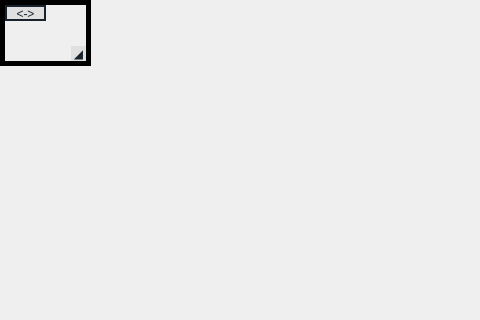
The window that flake_searcher/ui/main_window.ui (Mohamed-ShehabEldin/flake-sreacher-overlay) describes before a commit, drawn with Qt 5; both pictures show x 0 to 480 and y 0 to 320 of the 941 by 611 pixel window.
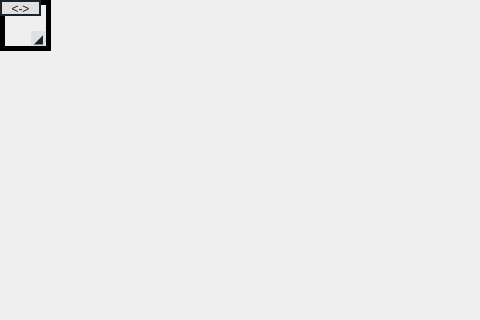
The same window after the commit.

Diff of the .ui file:
```diff
--- a/flake_searcher/ui/main_window.ui
+++ b/flake_searcher/ui/main_window.ui
@@ -30,21 +30,6 @@
        <property name="topMargin"><number>0</number></property>
        <property name="rightMargin"><number>0</number></property>
        <property name="bottomMargin"><number>0</number></property>
-       <item row="0" column="0" alignment="Qt::AlignLeft|Qt::AlignTop">
-        <widget class="QLabel" name="move_mark_2">
-         <property name="minimumSize"><size><width>41</width><height>16</height></size></property>
-         <property name="maximumSize"><size><width>41</width><height>16</height></size></property>
-         <property name="cursor"><cursorShape>SizeAllCursor</cursorShape></property>
-         <property name="accessibleName"><string>Move overlay</string></property>
-         <property name="toolTip"><string>Drag to move the overlay</string></property>
-         <property name="styleSheet"><string notr="true">background-color: rgb(224, 224, 224); color: rgb(25, 35, 45);</string></property>
-         <property name="frameShape"><enum>QFrame::Box</enum></property>
-         <property name="frameShadow"><enum>QFrame::Plain</enum></property>
-         <property name="lineWidth"><number>2</number></property>
-         <property name="text"><string>&lt;-&gt;</string></property>
-         <property name="alignment"><set>Qt::AlignCenter</set></property>
-        </widget>
-       </item>
        <item row="0" column="1">
         <spacer name="frame_horizontal_spacer">
          <property name="orientation"><enum>Qt::Horizontal</enum></property>
@@ -128,6 +113,20 @@
      </widget>
     </item>
    </layout>
+   <widget class="QLabel" name="move_mark_2">
+    <property name="geometry"><rect><x>0</x><y>0</y><width>41</width><height>16</height></rect></property>
+    <property name="minimumSize"><size><width>41</width><height>16</height></size></property>
+    <property name="maximumSize"><size><width>41</width><height>16</height></size></property>
+    <property name="cursor"><cursorShape>SizeAllCursor</cursorShape></property>
+    <property name="accessibleName"><string>Move overlay</string></property>
+    <property name="toolTip"><string>Drag to move the overlay</string></property>
+    <property name="styleSheet"><string notr="true">background-color: rgb(224, 224, 224); color: rgb(25, 35, 45);</string></property>
+    <property name="frameShape"><enum>QFrame::Box</enum></property>
+    <property name="frameShadow"><enum>QFrame::Plain</enum></property>
+    <property name="lineWidth"><number>2</number></property>
+    <property name="text"><string>&lt;-&gt;</string></property>
+    <property name="alignment"><set>Qt::AlignCenter</set></property>
+   </widget>
   </widget>
  </widget>
  <resources/>
```
